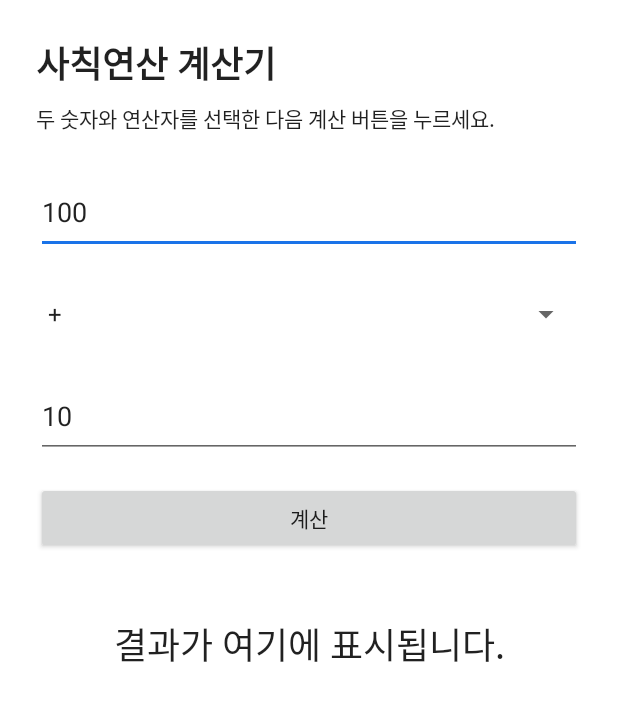
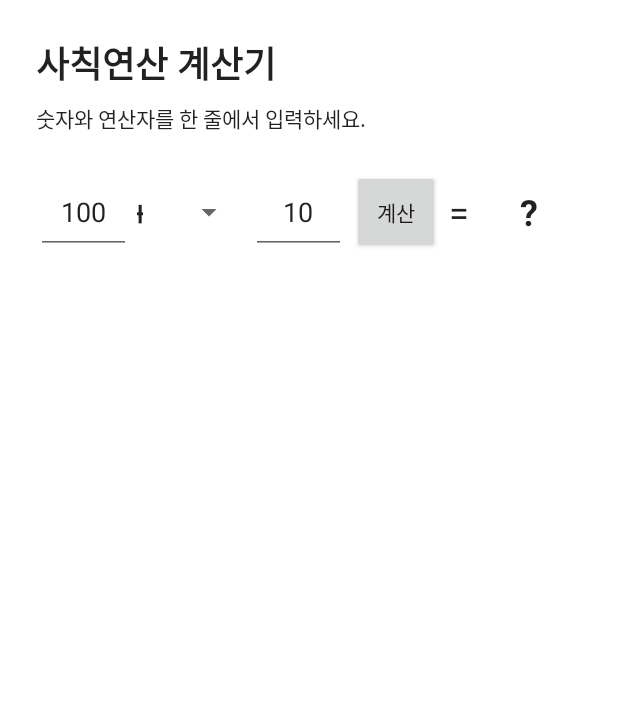
Before and after one commit to haddol7/lab05, an Android app: the screen it shows after launch (MainActivity), on a phone screen of 412 x 824 dp. Shown: the top 701 px of the screen. Run offline under Robolectric (Android 15) with nearby library versions, the light colour scheme and no system bars.

Commit message:
feat: arrange calculator controls in one row

```diff
--- a/01_tdd_arithmetic/app/src/main/java/com/haddol7/lab05calculator/MainActivity.java
+++ b/01_tdd_arithmetic/app/src/main/java/com/haddol7/lab05calculator/MainActivity.java
@@ -4,6 +4,7 @@ import android.app.Activity;
 import android.content.Context;
 import android.os.Bundle;
 import android.view.inputmethod.InputMethodManager;
+import android.widget.ArrayAdapter;
 import android.widget.Button;
 import android.widget.EditText;
 import android.widget.Spinner;
@@ -25,6 +26,13 @@ public class MainActivity extends Activity {
         leftInput = findViewById(R.id.left_input);
         rightInput = findViewById(R.id.right_input);
         operatorSpinner = findViewById(R.id.operator_spinner);
+        ArrayAdapter<CharSequence> operatorAdapter = ArrayAdapter.createFromResource(
+                this,
+                R.array.operators,
+                R.layout.operator_spinner_item
+        );
+        operatorAdapter.setDropDownViewResource(android.R.layout.simple_spinner_dropdown_item);
+        operatorSpinner.setAdapter(operatorAdapter);
         resultText = findViewById(R.id.result_text);
         Button calculateButton = findViewById(R.id.calculate_button);
 
--- a/01_tdd_arithmetic/app/src/main/res/layout/activity_main.xml
+++ b/01_tdd_arithmetic/app/src/main/res/layout/activity_main.xml
@@ -25,54 +25,76 @@
             android:text="@string/instruction"
             android:textAppearance="@android:style/TextAppearance.Material.Body1" />
 
-        <EditText
-            android:id="@+id/left_input"
+        <LinearLayout
             android:layout_width="match_parent"
             android:layout_height="wrap_content"
             android:layout_marginTop="24dp"
+            android:gravity="center_vertical"
+            android:orientation="horizontal">
+
+            <EditText
+                android:id="@+id/left_input"
+                android:layout_width="0dp"
+                android:layout_height="56dp"
+                android:layout_weight="1.2"
+                android:gravity="center"
                 android:hint="@string/left_number_hint"
                 android:importantForAutofill="no"
                 android:inputType="numberDecimal|numberSigned"
-            android:minHeight="56dp"
+                android:maxLines="1"
                 android:text="@string/default_left_number" />
 
             <Spinner
                 android:id="@+id/operator_spinner"
-            android:layout_width="match_parent"
+                android:layout_width="72dp"
                 android:layout_height="56dp"
-            android:layout_marginTop="12dp"
+                android:layout_marginHorizontal="4dp"
                 android:entries="@array/operators"
                 android:spinnerMode="dropdown" />
 
             <EditText
                 android:id="@+id/right_input"
-            android:layout_width="match_parent"
-            android:layout_height="wrap_content"
-            android:layout_marginTop="12dp"
+                android:layout_width="0dp"
+                android:layout_height="56dp"
+                android:layout_weight="1.2"
+                android:gravity="center"
                 android:hint="@string/right_number_hint"
                 android:importantForAutofill="no"
                 android:imeOptions="actionDone"
                 android:inputType="numberDecimal|numberSigned"
-            android:minHeight="56dp"
+                android:maxLines="1"
                 android:text="@string/default_right_number" />
 
             <Button
                 android:id="@+id/calculate_button"
-            android:layout_width="match_parent"
-            android:layout_height="wrap_content"
-            android:layout_marginTop="16dp"
+                android:layout_width="0dp"
+                android:layout_height="56dp"
+                android:layout_marginStart="4dp"
+                android:layout_weight="1.1"
+                android:minWidth="0dp"
+                android:paddingHorizontal="4dp"
                 android:text="@string/calculate" />
 
             <TextView
+                android:layout_width="wrap_content"
+                android:layout_height="56dp"
+                android:gravity="center"
+                android:paddingHorizontal="6dp"
+                android:text="@string/equals_sign"
+                android:textAppearance="@android:style/TextAppearance.Material.Headline" />
+
+            <TextView
                 android:id="@+id/result_text"
-            android:layout_width="match_parent"
-            android:layout_height="wrap_content"
-            android:layout_marginTop="24dp"
+                android:layout_width="0dp"
+                android:layout_height="56dp"
+                android:layout_weight="1.3"
                 android:gravity="center"
-            android:minHeight="72dp"
                 android:text="@string/result_initial"
                 android:textAppearance="@android:style/TextAppearance.Material.Headline"
-            android:textIsSelectable="true" />
+                android:textIsSelectable="true"
+                android:textStyle="bold" />
+
+        </LinearLayout>
 
     </LinearLayout>
 </ScrollView>
--- /dev/null
+++ b/01_tdd_arithmetic/app/src/main/res/layout/operator_spinner_item.xml
@@ -0,0 +1,7 @@
+<?xml version="1.0" encoding="utf-8"?>
+<TextView xmlns:android="http://schemas.android.com/apk/res/android"
+    android:layout_width="match_parent"
+    android:layout_height="match_parent"
+    android:gravity="center"
+    android:paddingEnd="20dp"
+    android:textAppearance="@android:style/TextAppearance.Material.Headline" />
--- a/01_tdd_arithmetic/app/src/main/res/values/strings.xml
+++ b/01_tdd_arithmetic/app/src/main/res/values/strings.xml
@@ -2,14 +2,15 @@
 <resources>
     <string name="app_name">Basic Calculator</string>
     <string name="title">사칙연산 계산기</string>
-    <string name="instruction">두 숫자와 연산자를 선택한 다음 계산 버튼을 누르세요.</string>
+    <string name="instruction">숫자와 연산자를 한 줄에서 입력하세요.</string>
     <string name="left_number_hint">첫 번째 숫자</string>
     <string name="right_number_hint">두 번째 숫자</string>
     <string name="default_left_number">100</string>
     <string name="default_right_number">10</string>
     <string name="calculate">계산</string>
-    <string name="result_initial">결과가 여기에 표시됩니다.</string>
-    <string name="result_format">결과: %1$s</string>
+    <string name="equals_sign">=</string>
+    <string name="result_initial">?</string>
+    <string name="result_format">%1$s</string>
     <string name="number_input_error">입력 오류: 두 숫자를 모두 입력하세요.</string>
     <string name="operator_error">입력 오류: 연산자를 확인하세요.</string>
     <string-array name="operators">
```
Lines whose indentation alone changed are shown as unchanged.
